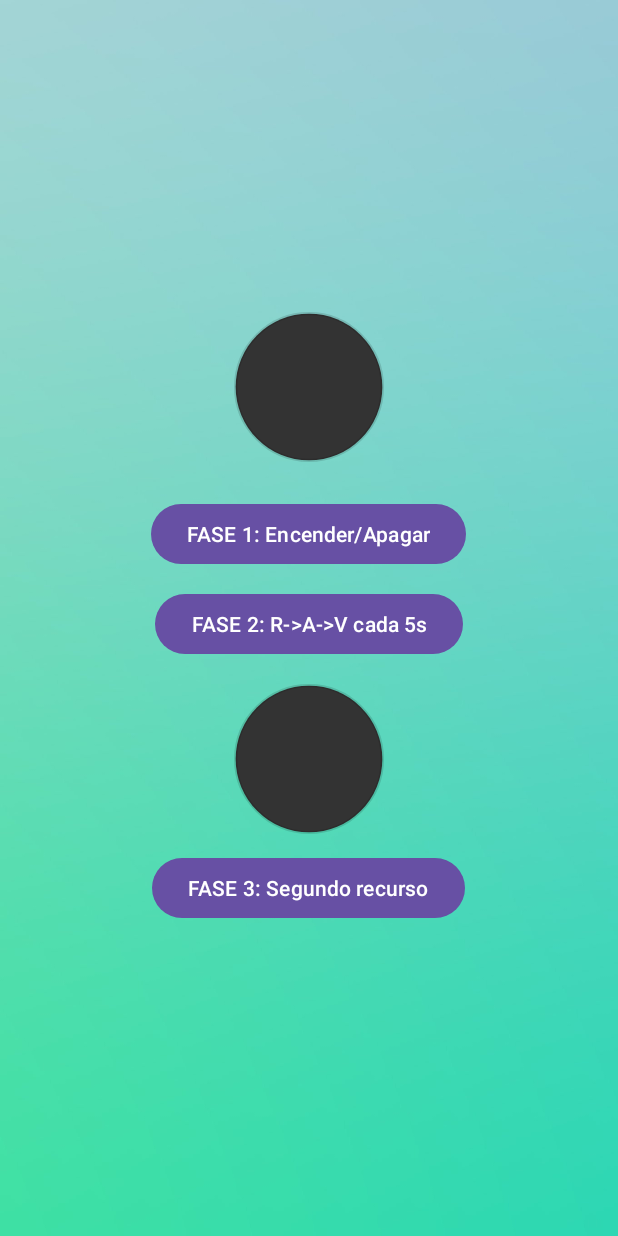
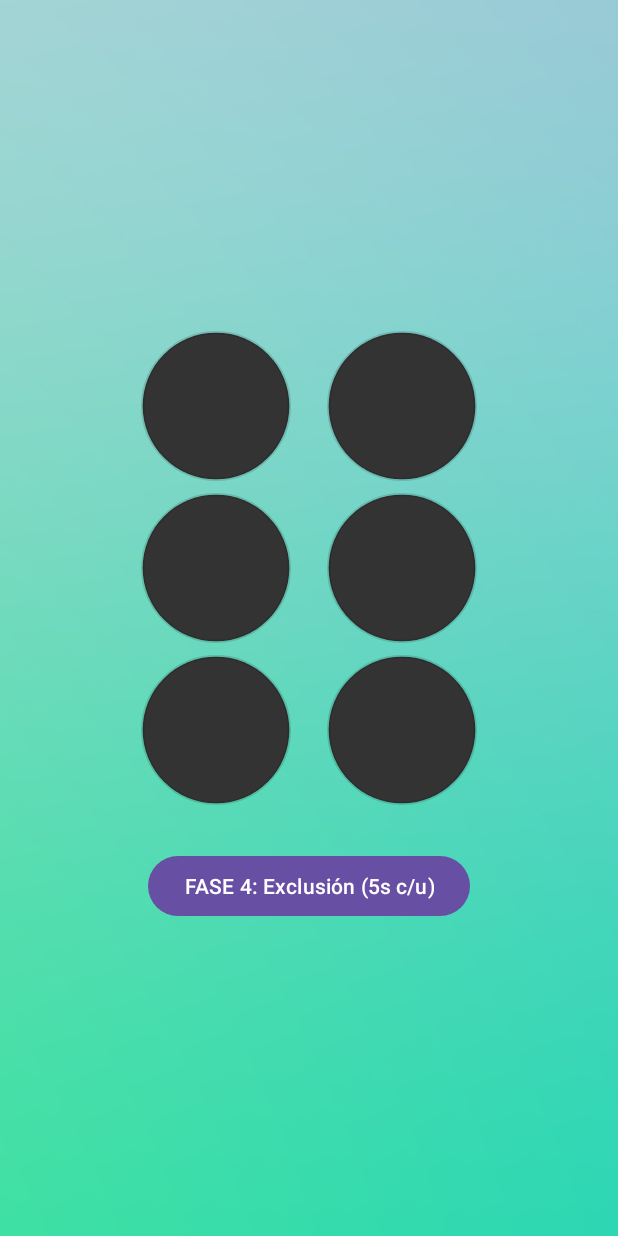
Before and after one commit to SantiagoRoca23/semaforos-threads, an Android app: the screen it shows after launch (MainActivity), on a phone screen of 412 x 824 dp. Run offline under Robolectric (Android 15) with nearby library versions, the phone set to English and light mode, and no system bars.

Commit message:
Fase 4: Tres componentes por semáforo, exclusión de colores (5s)

```diff
--- a/app/src/main/res/layout/activity_main.xml
+++ b/app/src/main/res/layout/activity_main.xml
@@ -7,39 +7,45 @@
     android:layout_width="match_parent"
     android:layout_height="match_parent">
 
-    <ImageView
-        android:id="@+id/ivUno"
-        android:layout_width="100dp"
-        android:layout_height="100dp"
-        android:src="@drawable/light_off" />
+    <!-- Contenedor de 2 semáforos lado a lado -->
+    <LinearLayout
+        android:orientation="horizontal"
+        android:gravity="center"
+        android:layout_width="match_parent"
+        android:layout_height="wrap_content">
+
+        <!-- Semáforo 1 -->
+        <LinearLayout
+            android:orientation="vertical"
+            android:gravity="center"
+            android:layout_margin="12dp"
+            android:layout_width="wrap_content"
+            android:layout_height="wrap_content">
+
+            <ImageView android:id="@+id/s1Red"    android:layout_width="100dp" android:layout_height="100dp" android:src="@drawable/light_off"/>
+            <ImageView android:id="@+id/s1Yellow" android:layout_width="100dp" android:layout_height="100dp" android:layout_marginTop="8dp" android:src="@drawable/light_off"/>
+            <ImageView android:id="@+id/s1Green"  android:layout_width="100dp" android:layout_height="100dp" android:layout_marginTop="8dp" android:src="@drawable/light_off"/>
+        </LinearLayout>
+
+        <!-- Semáforo 2 -->
+        <LinearLayout
+            android:orientation="vertical"
+            android:gravity="center"
+            android:layout_margin="12dp"
+            android:layout_width="wrap_content"
+            android:layout_height="wrap_content">
+
+            <ImageView android:id="@+id/s2Red"    android:layout_width="100dp" android:layout_height="100dp" android:src="@drawable/light_off"/>
+            <ImageView android:id="@+id/s2Yellow" android:layout_width="100dp" android:layout_height="100dp" android:layout_marginTop="8dp" android:src="@drawable/light_off"/>
+            <ImageView android:id="@+id/s2Green"  android:layout_width="100dp" android:layout_height="100dp" android:layout_marginTop="8dp" android:src="@drawable/light_off"/>
+        </LinearLayout>
+    </LinearLayout>
 
     <Button
-        android:id="@+id/btnFase1"
-        android:text="FASE 1: Encender/Apagar"
-        android:onClick="startFase1"
-        android:layout_marginTop="24dp"
+        android:id="@+id/btnFase4"
+        android:text="FASE 4: Exclusión (5s c/u)"
+        android:onClick="startFase4"
+        android:layout_marginTop="18dp"
         android:layout_width="wrap_content"
         android:layout_height="wrap_content" />
-    <Button
-        android:id="@+id/btnFase2"
-        android:text="FASE 2: R->A->V cada 5s"
-        android:onClick="startFase2"
-        android:layout_marginTop="12dp"
-        android:layout_width="wrap_content"
-        android:layout_height="wrap_content" />
-    <ImageView
-        android:id="@+id/ivDos"
-        android:layout_width="100dp"
-        android:layout_height="100dp"
-        android:layout_marginTop="16dp"
-        android:src="@drawable/light_off" />
-
-    <Button
-        android:id="@+id/btnFase3"
-        android:text="FASE 3: Segundo recurso"
-        android:onClick="startFase3"
-        android:layout_marginTop="12dp"
-        android:layout_width="wrap_content"
-        android:layout_height="wrap_content" />
-
 </LinearLayout>
```
Also changed, not shown: app/src/main/java/com/tudominio/semaforosthreads/MainActivity.java (+40 -74 lines).
